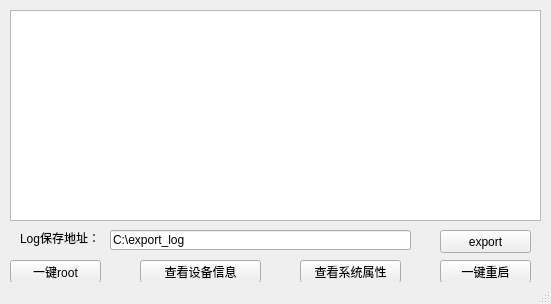
jiaxingLiu/AdbDebugTools, file ScriptTools/test.ui: the form before one commit.
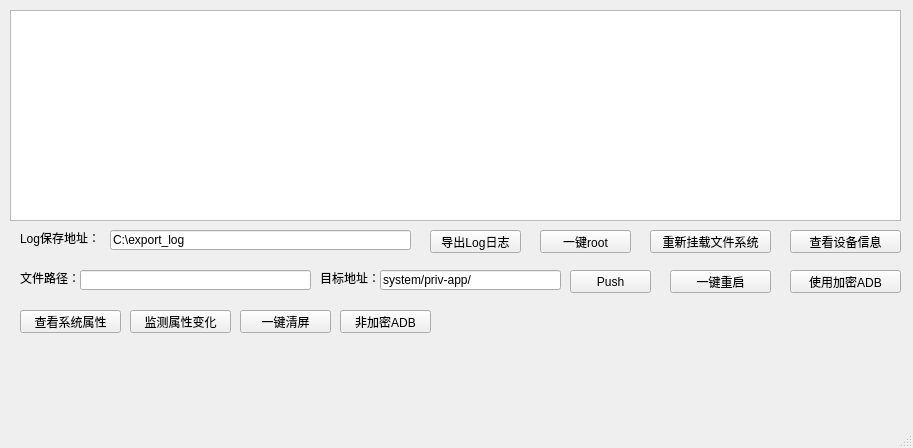
The form after the commit.

```diff
--- a/ScriptTools/test.ui
+++ b/ScriptTools/test.ui
@@ -9,20 +9,14 @@
    <rect>
     <x>0</x>
     <y>0</y>
-    <width>551</width>
-    <height>304</height>
+    <width>913</width>
+    <height>448</height>
    </rect>
   </property>
   <property name="minimumSize">
    <size>
-    <width>551</width>
-    <height>304</height>
-   </size>
-  </property>
-  <property name="maximumSize">
-   <size>
-    <width>551</width>
-    <height>304</height>
+    <width>681</width>
+    <height>365</height>
    </size>
   </property>
   <property name="mouseTracking">
@@ -41,27 +35,14 @@
    <widget class="QPushButton" name="btn_export_log">
     <property name="geometry">
      <rect>
-      <x>440</x>
+      <x>430</x>
       <y>230</y>
       <width>91</width>
       <height>23</height>
      </rect>
     </property>
     <property name="text">
-     <string>export</string>
-    </property>
-   </widget>
-   <widget class="QPushButton" name="btn_root">
-    <property name="geometry">
-     <rect>
-      <x>10</x>
-      <y>260</y>
-      <width>91</width>
-      <height>23</height>
-     </rect>
-    </property>
-    <property name="text">
-     <string>一键root</string>
+     <string>导出Log日志</string>
     </property>
    </widget>
    <widget class="QLineEdit" name="le_log_export">
@@ -83,9 +64,9 @@
    <widget class="QPushButton" name="btn_devices">
     <property name="geometry">
      <rect>
-      <x>140</x>
-      <y>260</y>
-      <width>121</width>
+      <x>790</x>
+      <y>230</y>
+      <width>111</width>
       <height>23</height>
      </rect>
     </property>
@@ -109,8 +90,8 @@
    <widget class="QPushButton" name="btn_sys_prop">
     <property name="geometry">
      <rect>
-      <x>300</x>
-      <y>260</y>
+      <x>20</x>
+      <y>310</y>
       <width>101</width>
       <height>23</height>
      </rect>
@@ -124,7 +105,7 @@
      <rect>
       <x>10</x>
       <y>10</y>
-      <width>531</width>
+      <width>891</width>
       <height>211</height>
      </rect>
     </property>
@@ -135,9 +116,9 @@
    <widget class="QPushButton" name="btn_reboot">
     <property name="geometry">
      <rect>
-      <x>440</x>
-      <y>260</y>
-      <width>91</width>
+      <x>670</x>
+      <y>270</y>
+      <width>101</width>
       <height>23</height>
      </rect>
     </property>
@@ -145,6 +126,149 @@
      <string>一键重启</string>
     </property>
    </widget>
+   <widget class="QLabel" name="label_2">
+    <property name="geometry">
+     <rect>
+      <x>20</x>
+      <y>270</y>
+      <width>91</width>
+      <height>16</height>
+     </rect>
+    </property>
+    <property name="text">
+     <string>文件路径：</string>
+    </property>
+   </widget>
+   <widget class="QLineEdit" name="le_file_path">
+    <property name="geometry">
+     <rect>
+      <x>80</x>
+      <y>270</y>
+      <width>231</width>
+      <height>20</height>
+     </rect>
+    </property>
+    <property name="clearButtonEnabled">
+     <bool>false</bool>
+    </property>
+   </widget>
+   <widget class="QPushButton" name="btn_push">
+    <property name="geometry">
+     <rect>
+      <x>570</x>
+      <y>270</y>
+      <width>81</width>
+      <height>23</height>
+     </rect>
+    </property>
+    <property name="text">
+     <string>Push</string>
+    </property>
+   </widget>
+   <widget class="QPushButton" name="btn_clear_info">
+    <property name="geometry">
+     <rect>
+      <x>240</x>
+      <y>310</y>
+      <width>91</width>
+      <height>23</height>
+     </rect>
+    </property>
+    <property name="text">
+     <string>一键清屏</string>
+    </property>
+   </widget>
+   <widget class="QPushButton" name="btn_check_prop">
+    <property name="geometry">
+     <rect>
+      <x>130</x>
+      <y>310</y>
+      <width>101</width>
+      <height>23</height>
+     </rect>
+    </property>
+    <property name="text">
+     <string>监测属性变化</string>
+    </property>
+   </widget>
+   <widget class="QLineEdit" name="le_total_path">
+    <property name="geometry">
+     <rect>
+      <x>380</x>
+      <y>270</y>
+      <width>181</width>
+      <height>20</height>
+     </rect>
+    </property>
+    <property name="text">
+     <string>system/priv-app/</string>
+    </property>
+   </widget>
+   <widget class="QLabel" name="label_3">
+    <property name="geometry">
+     <rect>
+      <x>320</x>
+      <y>270</y>
+      <width>61</width>
+      <height>16</height>
+     </rect>
+    </property>
+    <property name="text">
+     <string>目标地址：</string>
+    </property>
+   </widget>
+   <widget class="QPushButton" name="btn_secret_adb">
+    <property name="geometry">
+     <rect>
+      <x>790</x>
+      <y>270</y>
+      <width>111</width>
+      <height>23</height>
+     </rect>
+    </property>
+    <property name="text">
+     <string>使用加密ADB</string>
+    </property>
+   </widget>
+   <widget class="QPushButton" name="btn_normal_adb">
+    <property name="geometry">
+     <rect>
+      <x>340</x>
+      <y>310</y>
+      <width>91</width>
+      <height>23</height>
+     </rect>
+    </property>
+    <property name="text">
+     <string>非加密ADB</string>
+    </property>
+   </widget>
+   <widget class="QPushButton" name="btn_onekey_root">
+    <property name="geometry">
+     <rect>
+      <x>540</x>
+      <y>230</y>
+      <width>91</width>
+      <height>23</height>
+     </rect>
+    </property>
+    <property name="text">
+     <string>一键root</string>
+    </property>
+   </widget>
+   <widget class="QPushButton" name="btn_remount_file">
+    <property name="geometry">
+     <rect>
+      <x>650</x>
+      <y>230</y>
+      <width>121</width>
+      <height>23</height>
+     </rect>
+    </property>
+    <property name="text">
+     <string>重新挂载文件系统</string>
+    </property>
+   </widget>
   </widget>
   <widget class="QStatusBar" name="statusbar"/>
  </widget>
```
